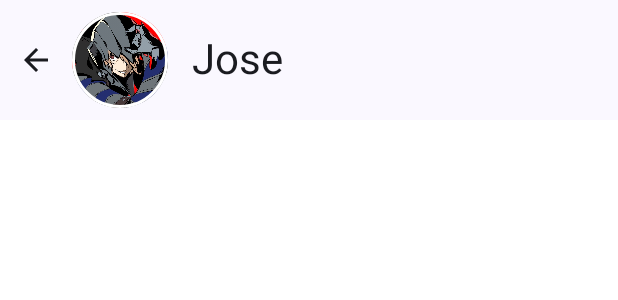
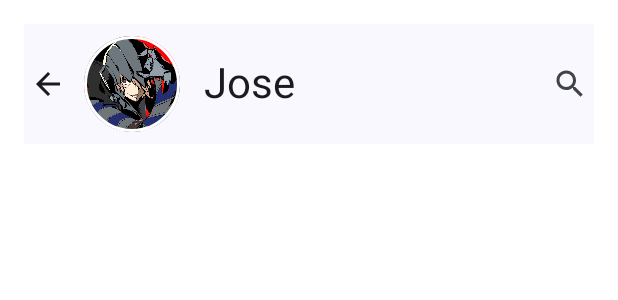
Before and after one commit to joselopez1005/MikoHelper, an Android app built with Jetpack Compose: the @Preview function MikoHelperAppBarPreview, on a phone screen of 412 x 824 dp. Shown: the top 300 px of the screen. Run offline under Robolectric (Android 15) with nearby library versions, the phone set to English and light mode, and no system bars.

```diff
--- a/app/src/main/java/com/example/mikohelper/presentation/ui/components/MikoHelperAppBar.kt
+++ b/app/src/main/java/com/example/mikohelper/presentation/ui/components/MikoHelperAppBar.kt
@@ -7,6 +7,7 @@ import androidx.compose.foundation.layout.RowScope
 import androidx.compose.foundation.layout.padding
 import androidx.compose.material.icons.Icons
 import androidx.compose.material.icons.filled.ArrowBack
+import androidx.compose.material.icons.outlined.Search
 import androidx.compose.material3.ExperimentalMaterial3Api
 import androidx.compose.material3.Icon
 import androidx.compose.material3.TopAppBar
@@ -29,7 +30,8 @@ fun MikoHelperAppBar(
 ) {
     TopAppBar(
         title = title,
-        modifier = modifier,
+        modifier = modifier
+            .padding(16.dp),
         actions = actions,
         scrollBehavior = scrollBehavior,
         navigationIcon = {
@@ -38,7 +40,7 @@ fun MikoHelperAppBar(
                 contentDescription = null,
                 modifier = Modifier
                     .clickable { onNavIconPressed.invoke() }
-                    .padding(start = 8.dp)
+                    .padding(0.dp)
             )
         }
     )
@@ -48,8 +50,12 @@ fun MikoHelperAppBar(
 @Composable
 fun MikoHelperAppBarPreview() {
     MikoHelperTheme {
-        MikoHelperAppBar(title = { ProfileCard(recipientName = "Jose", recipientPicture = R.drawable.ic_profile_akeshi) }) {
-        }
+        MikoHelperAppBar(
+            title = { ProfileCard(recipientName = "Jose", recipientPicture = R.drawable.ic_profile_akeshi) },
+            actions = {Icon(
+                imageVector = Icons.Outlined.Search,
+                contentDescription = null) },
+        )
     }
 }
 
```
Also changed, not shown: app/src/main/java/com/example/mikohelper/presentation/ui/chat_screen/ChatScreenScreen.kt (+108 -7 lines).
